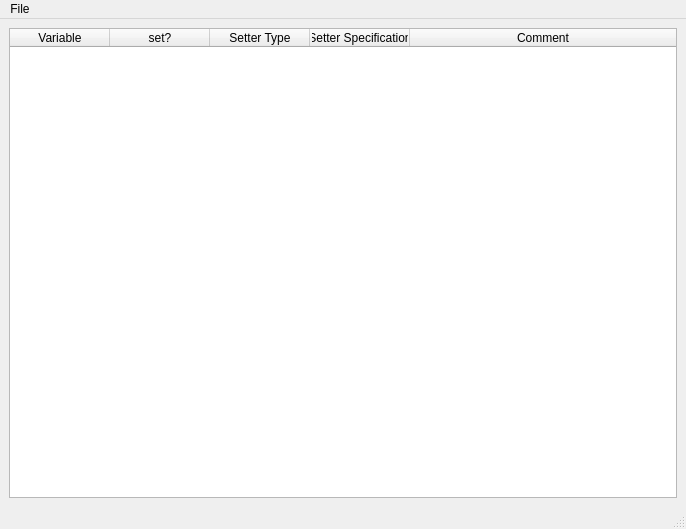
Old version of the form gr-mtb/qt/task_frontend.ui in the repository marcusmueller/measurement_toolbox.
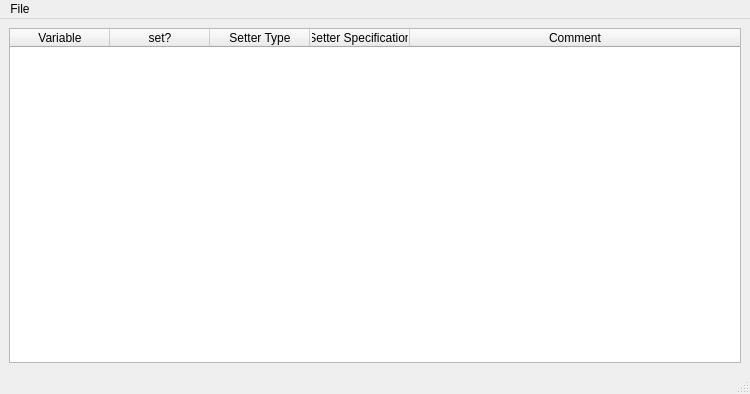
New version of the form.

Commit message: added qt; needs loads of work

```diff
--- a/gr-mtb/qt/task_frontend.ui
+++ b/gr-mtb/qt/task_frontend.ui
@@ -6,8 +6,8 @@
    <rect>
     <x>0</x>
     <y>0</y>
-    <width>686</width>
-    <height>529</height>
+    <width>750</width>
+    <height>394</height>
    </rect>
   </property>
   <property name="windowTitle">
@@ -82,7 +82,7 @@
     <rect>
      <x>0</x>
      <y>0</y>
-     <width>686</width>
+     <width>750</width>
      <height>27</height>
     </rect>
    </property>
```
The commit also changes 2 other files.
